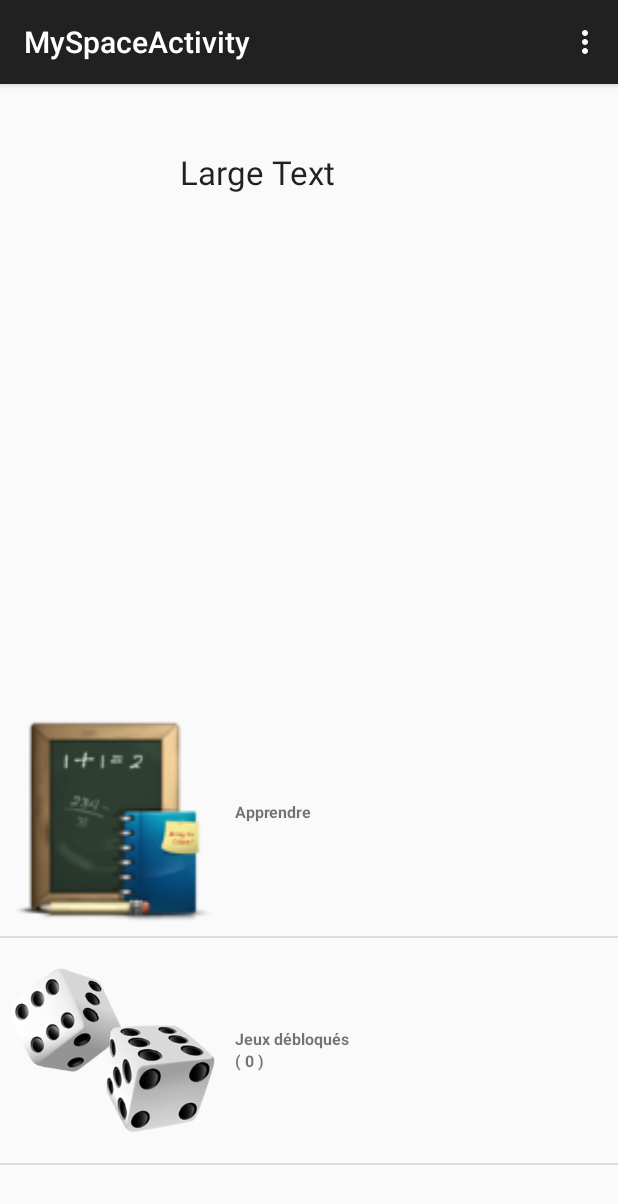
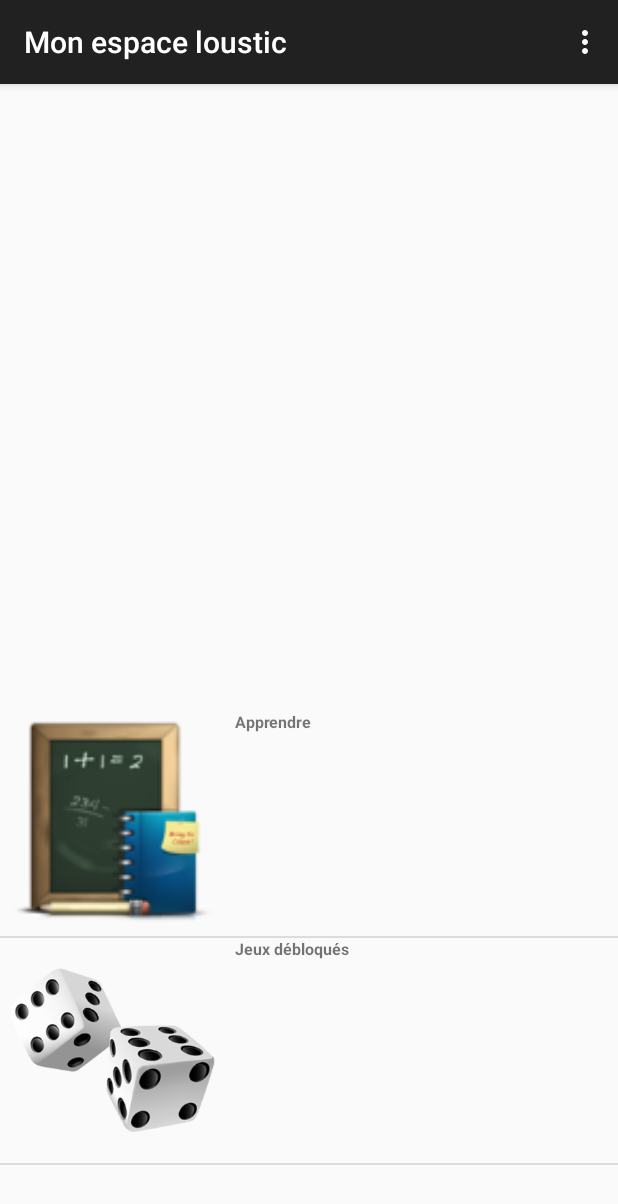
Before and after one commit to matthieuh/EcoleDesLoustics, an Android app: the MySpaceActivity screen opened directly, with no data from a screen before it, on a phone screen of 412 x 824 dp. Shown: the top 1204 px of the screen. Run offline under Robolectric (Android 15) with nearby library versions, the light colour scheme and no system bars; 3 statements that could not run were skipped.

Commit message:
Improve & correct errors

```diff
--- a/lousticsApp/src/main/java/io/matthieuhostache/loustics/AddChildActivity.java
+++ b/lousticsApp/src/main/java/io/matthieuhostache/loustics/AddChildActivity.java
@@ -16,6 +16,7 @@ import android.view.ViewGroup;
 import android.os.Build;
 
 import android.widget.Button;
+import android.widget.EditText;
 import android.widget.ImageView;
 import android.R.bool;
 
@@ -40,6 +41,7 @@ public class AddChildActivity extends ActionBarActivity {
     private ImageView picture;
     private Button openCamera;
     private Button createChild;
+    private EditText addChildName;
 
     @Override
     protected void onCreate(Bundle savedInstanceState) {
@@ -49,6 +51,7 @@ public class AddChildActivity extends ActionBarActivity {
         openCamera = (Button)findViewById(R.id.openCamera);
         createChild = (Button)findViewById(R.id.createChild);
         picture = (ImageView)findViewById(R.id.childPic);
+        addChildName = (EditText)findViewById(R.id.addChildName);
 
         openCamera.setOnClickListener(new View.OnClickListener() {
             public void onClick(View view) {
@@ -68,7 +71,7 @@ public class AddChildActivity extends ActionBarActivity {
     public void createChild(){
         //if (!picFile.getAbsolutePath().equals("")) {
             ChildDB childDB = new ChildDB(this);
-            Child newChild = new Child(picFile.getAbsolutePath());
+            Child newChild = new Child(addChildName.getText().toString(), picFile.getAbsolutePath());
             System.out.println("new child : " + newChild.getPicPath());
             //On ouvre la base de données pour écrire dedans
             childDB.open();
--- a/lousticsApp/src/main/java/io/matthieuhostache/loustics/ChildDB.java
+++ b/lousticsApp/src/main/java/io/matthieuhostache/loustics/ChildDB.java
@@ -21,6 +21,8 @@ public class ChildDB {
     private static final int NUM_COL_ID = 0;
     private static final String COL_PIC = "PIC";
     private static final int NUM_COL_PIC = 1;
+    private static final String COL_NAME = "NAME";
+    private static final int NUM_COL_NAME = 2;
 
     private SQLiteDatabase bdd;
 
@@ -50,6 +52,7 @@ public class ChildDB {
         ContentValues values = new ContentValues();
         //on lui ajoute une valeur associée à une clé (qui est le nom de la colonne dans laquelle on veut mettre la valeur)
         values.put(COL_PIC, child.getPicPath());
+        values.put(COL_NAME, child.getName());
 
         //on insère l'objet dans la BDD via le ContentValues
         return bdd.insert(TABLE_CHILD, null, values);
@@ -60,6 +63,7 @@ public class ChildDB {
         //il faut simple préciser quelle enfant on doit mettre à jour grâce à l'ID
         ContentValues values = new ContentValues();
         values.put(COL_PIC, child.getPicPath());
+        values.put(COL_NAME, child.getName());
         return bdd.update(TABLE_CHILD, values, COL_ID + " = " +id, null);
     }
 
@@ -69,11 +73,24 @@ public class ChildDB {
     }
 
     public Child getChildWithPicPath(String picPath){
-        //Récupère dans un Cursor les valeur correspondant à un enfant contenu dans la BDD (ici on sélectionne le enfant grâce à son titre)
-        Cursor c = bdd.query(TABLE_CHILD, new String[] {COL_ID, COL_PIC}, COL_PIC + " LIKE \"" + picPath +"\"", null, null, null, null);
+        //Récupère dans un Cursor les valeurs correspondants à un enfant contenu dans la BDD (ici on sélectionne le enfant grâce à son titre)
+        Cursor c = bdd.query(TABLE_CHILD, new String[] {COL_ID, COL_PIC, COL_NAME}, COL_PIC + " LIKE \"" + picPath +"\"", null, null, null, null);
         return cursorToChild(c);
     }
 
+    public Child getChildWithId(int id){
+        //Récupère dans un Cursor les valeurs correspondants à un enfant contenu dans la BDD (ici on sélectionne le enfant grâce à son titre)
+        Cursor c = bdd.query(TABLE_CHILD, new String[] {COL_ID, COL_PIC, COL_NAME}, COL_ID + " LIKE \"" + id +"\"", null, null, null, null);
+        return cursorToChild(c);
+    }
+
+    public Child getChildWithName(String name){
+        //Récupère dans un Cursor les valeurs correspondants à un enfant contenu dans la BDD (ici on sélectionne le enfant grâce à son titre)
+        Cursor c = bdd.query(TABLE_CHILD, new String[] {COL_ID, COL_PIC, COL_NAME}, COL_NAME + " LIKE \"" + name +"\"", null, null, null, null);
+        return cursorToChild(c);
+    }
+
+    //Récupère tout les enfants
     public ArrayList<HashMap<String, ?>> getChildren(){
         ArrayList<HashMap<String, ?>> list = new ArrayList<HashMap<String, ?>>();
         Cursor c = bdd.rawQuery("select * from table_child",null);
@@ -82,9 +99,11 @@ public class ChildDB {
                 HashMap<String, Object> temp = new HashMap<String, Object>();
                 temp.put("Id", c.getInt(0));
                 temp.put("Pic", c.getString(1));
+                temp.put("Name", c.getString(2));
                 list.add(temp);
                 System.out.println("id : " + c.getInt(0));
                 System.out.println("pic : " + c.getString(1));
+                System.out.println("Name : " + c.getString(2));
         }
 
         return list;
@@ -103,6 +122,7 @@ public class ChildDB {
         //on lui affecte toutes les infos grâce aux infos contenues dans le Cursor
         child.setId(c.getInt(NUM_COL_ID));
         child.setPicPath(c.getString(NUM_COL_PIC));
+        child.setName(c.getString(NUM_COL_NAME));
         //On ferme le cursor
         //c.close();
 
--- a/lousticsApp/src/main/java/io/matthieuhostache/loustics/LousticsSQLite.java
+++ b/lousticsApp/src/main/java/io/matthieuhostache/loustics/LousticsSQLite.java
@@ -13,10 +13,12 @@ public class LousticsSQLite extends SQLiteOpenHelper {
     private static final String TABLE_CHILD = "table_child";
     private static final String COL_ID = "ID";
     private static final String COL_PIC = "PIC";
+    private static final String COL_NAME = "NAME";
 
     private static final String CREATE_BDD = "CREATE TABLE " + TABLE_CHILD + " ("
             + COL_ID + " INTEGER PRIMARY KEY AUTOINCREMENT, "
-            + COL_PIC + " TEXT NOT NULL);";
+            + COL_PIC + " TEXT NOT NULL, "
+            + COL_NAME + " TEXT NOT NULL);";
 
     public LousticsSQLite(Context context, String name, CursorFactory factory, int version) {
         super(context, name, factory, version);
@@ -32,7 +34,7 @@ public class LousticsSQLite extends SQLiteOpenHelper {
     public void onUpgrade(SQLiteDatabase db, int oldVersion, int newVersion) {
         //On peut fait ce qu'on veut ici moi j'ai décidé de supprimer la table et de la recréer
         //comme ça lorsque je change la version les id repartent de 0
-        db.execSQL("DROP TABLE " + COL_PIC + ";");
+        db.execSQL("DROP TABLE " + TABLE_CHILD + ";");
         onCreate(db);
     }
 
--- a/lousticsApp/src/main/java/io/matthieuhostache/loustics/MySpaceActivity.java
+++ b/lousticsApp/src/main/java/io/matthieuhostache/loustics/MySpaceActivity.java
@@ -16,6 +16,7 @@ import android.widget.ImageView;
 import android.widget.ListAdapter;
 import android.widget.ListView;
 import android.widget.SimpleAdapter;
+import android.widget.TextView;
 
 import java.util.ArrayList;
 import java.util.HashMap;
@@ -24,20 +25,32 @@ import java.util.List;
 public class MySpaceActivity extends ActionBarActivity {
 
     private ImageView childPic;
+    private TextView spaceChildName;
 
     @Override
     protected void onCreate(Bundle savedInstanceState) {
         super.onCreate(savedInstanceState);
         setContentView(R.layout.activity_my_space);
 
-        childPic = (ImageView)findViewById(R.id.childPic);
+        childPic = (ImageView) findViewById(R.id.childPic);
+        spaceChildName = (TextView) findViewById(R.id.spaceChildName);
 
-        String picChild = getIntent().getExtras().getString("picChild");
-        System.out.println("picChild : " + picChild);
+        int childId = getIntent().getExtras().getInt("Id");
 
-        Bitmap image = BitmapFactory.decodeFile(picChild);
+
+
+
+        ChildDB childDB = new ChildDB(this);
+        childDB.open();
+        Child currentChild = childDB.getChildWithId(childId);
+        childDB.close();
+        String child_name = currentChild.getName();
+        System.out.println("child_name : " + child_name);
+        String child_pic = currentChild.getPicPath();
+
+        spaceChildName.setText(child_name);
+        Bitmap image = BitmapFactory.decodeFile(child_pic);
         childPic.setImageBitmap(image);
-
         initCategories();
 
     }
--- a/lousticsApp/src/main/res/layout/activity_my_space.xml
+++ b/lousticsApp/src/main/res/layout/activity_my_space.xml
@@ -7,7 +7,7 @@
     tools:ignore="MergeRootFrame" >
 
     <ListView
-        android:layout_width="wrap_content"
+        android:layout_width="fill_parent"
         android:layout_height="350dp"
         android:id="@+id/categoriesList"
         android:layout_gravity="center_horizontal|bottom" />
@@ -15,7 +15,7 @@
     <LinearLayout
         android:orientation="horizontal"
         android:layout_width="fill_parent"
-        android:layout_height="117dp"
+        android:layout_height="wrap_content"
         android:layout_gravity="left|top">
 
         <ImageView
@@ -28,8 +28,7 @@
             android:layout_width="wrap_content"
             android:layout_height="wrap_content"
             android:textAppearance="?android:attr/textAppearanceLarge"
-            android:text="Large Text"
-            android:id="@+id/childName"
+            android:id="@+id/spaceChildName"
             android:layout_gravity="center_vertical" />
     </LinearLayout>
 </FrameLayout>
--- a/lousticsApp/src/main/res/layout/view_category.xml
+++ b/lousticsApp/src/main/res/layout/view_category.xml
@@ -1,8 +1,9 @@
 <?xml version="1.0" encoding="utf-8"?>
 
 <LinearLayout xmlns:android="http://schemas.android.com/apk/res/android"
-    android:orientation="horizontal" android:layout_width="match_parent"
-    android:layout_height="match_parent">
+    android:orientation="horizontal"
+    android:layout_width="fill_parent"
+    android:layout_height="wrap_content">
 
     <ImageView
         android:id="@+id/cat_image"
@@ -14,7 +15,7 @@
     <LinearLayout xmlns:android="http://schemas.android.com/apk/res/android"
         android:orientation="vertical"
         android:layout_width="fill_parent"
-        android:layout_height="wrap_content"
+        android:layout_height="fill_parent"
         android:layout_gravity="center_vertical"
         android:paddingLeft="10px"
         android:layout_weight="1">
--- a/lousticsApp/src/main/res/layout/view_child.xml
+++ b/lousticsApp/src/main/res/layout/view_child.xml
@@ -24,7 +24,7 @@
             android:layout_height="fill_parent"
             android:textSize="16px"
             android:textStyle="bold"
-            android:id="@+id/item_id" />
+            android:id="@+id/item_name" />
     </LinearLayout>
 
 </LinearLayout>
--- a/lousticsApp/src/main/res/values/strings.xml
+++ b/lousticsApp/src/main/res/values/strings.xml
@@ -3,10 +3,11 @@
 
     <string name="app_name">Ecole Des Loustics</string>
     <string name="hello_world">Liste des comptes :</string>
-    <string name="action_settings">Settings</string>
+    <string name="action_settings">Paramètres</string>
     <string name="title_activity_add_child">Je créer mon compte</string>
-    <string name="open_camera">Prendre une photo</string>
+    <string name="open_camera">Me prendre en photo</string>
     <string name="create_child">Créer son compte</string>
-    <string name="title_activity_my_space">MySpaceActivity</string>
+    <string name="title_activity_my_space">Mon espace loustic</string>
+    <string name="childName">Comment t\'appelles tu ?</string>
 
 </resources>
```
Also changed, not shown: lousticsApp/src/main/java/io/matthieuhostache/loustics/Child.java (+11 -1 lines), lousticsApp/src/main/java/io/matthieuhostache/loustics/MainActivity.java (+10 -12 lines), lousticsApp/src/main/res/layout/activity_add_child.xml (+22 -4 lines), lousticsApp/src/main/res/layout/activity_main.xml (+8 -9 lines).
